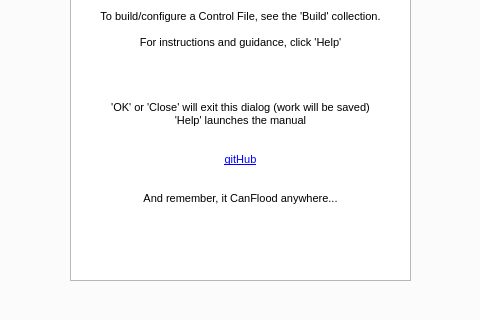
Before: the Qt Designer form canflood_inprep/ProjectModelling/ProjectModellingDialog_Base.ui in NRCan/CanFlood, drawn with Qt 5; both pictures show x 93 to 573 and y 147 to 467 of the 703 by 900 pixel window.
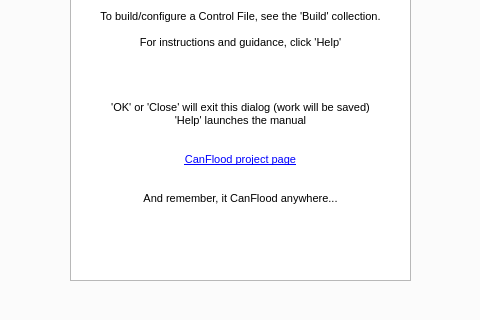
After: the same form once the commit is applied.

Commit message: built ui for lisamp

Diff of the .ui file:
```diff
--- a/canflood_inprep/ProjectModelling/ProjectModellingDialog_Base.ui
+++ b/canflood_inprep/ProjectModelling/ProjectModellingDialog_Base.ui
@@ -100,7 +100,7 @@
 &lt;p align=&quot;center&quot; style=&quot; margin-top:0px; margin-bottom:0px; margin-left:0px; margin-right:0px; -qt-block-indent:0; text-indent:0px;&quot;&gt;&lt;span style=&quot; font-size:8pt;&quot;&gt;'Help' launches the manual&lt;/span&gt;&lt;/p&gt;
 &lt;p align=&quot;center&quot; style=&quot;-qt-paragraph-type:empty; margin-top:0px; margin-bottom:0px; margin-left:0px; margin-right:0px; -qt-block-indent:0; text-indent:0px; font-size:8pt;&quot;&gt;&lt;br /&gt;&lt;/p&gt;
 &lt;p align=&quot;center&quot; style=&quot;-qt-paragraph-type:empty; margin-top:0px; margin-bottom:0px; margin-left:0px; margin-right:0px; -qt-block-indent:0; text-indent:0px; font-size:8pt;&quot;&gt;&lt;br /&gt;&lt;/p&gt;
-&lt;p align=&quot;center&quot; style=&quot; margin-top:0px; margin-bottom:0px; margin-left:0px; margin-right:0px; -qt-block-indent:0; text-indent:0px;&quot;&gt;&lt;a href=&quot;https://github.com/IBIGroupCanWest/FloodAssessment&quot;&gt;&lt;span style=&quot; font-size:8pt; text-decoration: underline; color:#0000ff;&quot;&gt;gitHub&lt;/span&gt;&lt;/a&gt;&lt;/p&gt;
+&lt;p align=&quot;center&quot; style=&quot; margin-top:0px; margin-bottom:0px; margin-left:0px; margin-right:0px; -qt-block-indent:0; text-indent:0px;&quot;&gt;&lt;a href=&quot;C:\LS\03_TOOLS\_git\CanFlood\canflood_inprep\ProjectModelling\&quot;&gt;&lt;span style=&quot; font-size:8pt; text-decoration: underline; color:#0000ff;&quot;&gt;CanFlood project page&lt;/span&gt;&lt;/a&gt;&lt;/p&gt;
 &lt;p align=&quot;center&quot; style=&quot;-qt-paragraph-type:empty; margin-top:0px; margin-bottom:0px; margin-left:0px; margin-right:0px; -qt-block-indent:0; text-indent:0px; font-size:8pt;&quot;&gt;&lt;br /&gt;&lt;/p&gt;
 &lt;p align=&quot;center&quot; style=&quot;-qt-paragraph-type:empty; margin-top:0px; margin-bottom:0px; margin-left:0px; margin-right:0px; -qt-block-indent:0; text-indent:0px; font-size:8pt;&quot;&gt;&lt;br /&gt;&lt;/p&gt;
 &lt;p align=&quot;center&quot; style=&quot; margin-top:0px; margin-bottom:0px; margin-left:0px; margin-right:0px; -qt-block-indent:0; text-indent:0px;&quot;&gt;&lt;span style=&quot; font-size:8pt;&quot;&gt;And remember, it CanFlood anywhere...&lt;/span&gt;&lt;/p&gt;&lt;/body&gt;&lt;/html&gt;</string>
```
The commit also changes 3 other files.
